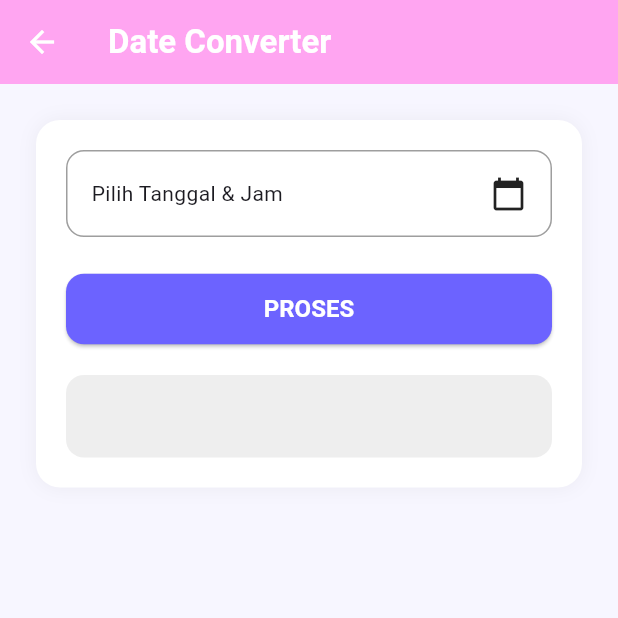
After one commit to Eskakar/TPM, a Flutter app: the DateConverter screen opened by its route, on a phone screen of 412 x 824 dp, the top half of it. The commit adds this screen. Run offline on Flutter 3.47's test engine with Material 3 defaults, Android fonts, the phone set to English and light mode, and no system bars.

Commit message:
weton hijiyah umur

```diff
--- a/lib/main.dart
+++ b/lib/main.dart
@@ -1,4 +1,5 @@
 import 'package:flutter/material.dart';
+import 'package:tpm_tugas2/screens/date_converter_screen.dart';
 import '../screens/login_screen.dart';
 import '../screens/home_screen.dart';
 import '../screens/calculator_screen.dart';
@@ -59,6 +60,7 @@ class MyApp extends StatelessWidget {
         '/character-counter': (context) => const CharacterCounterScreen(),
         '/stopwatch': (context) => const StopwatchScreen(),
         '/pyramid': (context) => const PyramidScreen(),
+        '/date-converter': (context) => const DateConverter(),
       },
     );
   }
--- /dev/null
+++ b/lib/screens/date_converter_screen.dart
@@ -0,0 +1,181 @@
+import 'package:flutter/material.dart';
+import 'package:tpm_tugas2/services/date_validator.dart';
+
+class DateConverter extends StatefulWidget {
+  const DateConverter({super.key});
+
+  @override
+  State<DateConverter> createState() => _DateConverterState();
+}
+
+class _DateConverterState extends State<DateConverter> {
+  DateTime? selectedDateTime;
+
+  String hasil = "";
+
+  @override
+  void dispose() {
+    super.dispose();
+  }
+
+
+  Future<void> pickDateTime(BuildContext context) async {
+    DateTime now = DateTime.now();
+    final date = await showDatePicker(
+      context: context,
+      initialDate: now,
+      firstDate: DateTime(1900),
+      lastDate: now,
+    );
+    if (date == null) return;
+
+    final time = await showTimePicker(
+      context: context,
+      initialTime: TimeOfDay.now(),
+    );
+
+    if (time == null) return;
+    setState(() {
+      selectedDateTime = DateTime(
+        date.year,
+        date.month,
+        date.day,
+        time.hour,
+        time.minute,
+      );
+    });
+  }
+
+
+  void proses() {
+    if(selectedDateTime == null){
+      _showSnackBar("Pilih tanggal terlebih dahulu");
+      return;
+    }
+    var date = DateHelper.parseValidDate(
+      tahun: selectedDateTime!.year,
+      bulan: selectedDateTime!.month,
+      hari: selectedDateTime!.day,
+      jam: selectedDateTime!.hour,
+      menit: selectedDateTime!.minute,
+    );
+    if (date == null) {
+      setState(() {
+        hasil = "";
+      });
+      _showSnackBar("Input tidak valid");
+      return;
+    }
+
+    var umur = DateHelper.hitungUmur(date);
+    var hijri = DateHelper.toHijriyah(date);
+    var weton = DateHelper.hitungWeton(date);
+
+    setState(() {
+      hasil = """
+      Umur: ${umur['tahun']} tahun ${umur['bulan']} bulan
+      Hijriyah: ${hijri['hari']}/${hijri['bulan']}/${hijri['tahun']}
+      Weton: ${weton['weton']}
+      """;
+    });
+  }
+
+  void _showSnackBar(String msg) {
+    ScaffoldMessenger.of(context).showSnackBar(
+      SnackBar(
+        content: Text(msg),
+        backgroundColor: Colors.redAccent,
+        behavior: SnackBarBehavior.floating,
+        shape: RoundedRectangleBorder(borderRadius: BorderRadius.circular(10)),
+      ),
+    );
+  }
+
+  @override
+  Widget build(BuildContext context) {
+    return Scaffold(
+      backgroundColor: const Color(0xFFF7F6FF),
+      appBar: AppBar(
+        backgroundColor: const Color.fromARGB(255, 255, 165, 241),
+        foregroundColor: Colors.white,
+        title: const Text('Date Converter', style: TextStyle(fontWeight: FontWeight.bold)),
+      ),
+      body: SingleChildScrollView(
+        padding: const EdgeInsets.all(24),
+        child: Column(
+          crossAxisAlignment: CrossAxisAlignment.stretch,
+          children: [
+            Container(
+              padding: const EdgeInsets.all(20),
+              decoration: BoxDecoration(
+                color: Colors.white,
+                borderRadius: BorderRadius.circular(16),
+                boxShadow: [
+                  BoxShadow(color: Colors.black.withValues(alpha: 0.05), blurRadius: 10),
+                ],
+              ),
+              child: Column(
+                crossAxisAlignment: CrossAxisAlignment.start,
+                children: [
+                  GestureDetector(
+                    onTap: () => pickDateTime(context),
+                    child: Container(
+                      padding: EdgeInsets.all(16),
+                      decoration: BoxDecoration(
+                        border: Border.all(color: Colors.grey),
+                        borderRadius: BorderRadius.circular(12),
+                      ),
+                      child: Row(
+                        mainAxisAlignment: MainAxisAlignment.spaceBetween,
+                        children: [
+                          Text(
+                            selectedDateTime == null
+                                ? "Pilih Tanggal & Jam"
+                                : "${selectedDateTime!.day}/${selectedDateTime!.month}/${selectedDateTime!.year} "
+                                  "${selectedDateTime!.hour}:${selectedDateTime!.minute}",
+                          ),
+                          Icon(Icons.calendar_today),
+                        ],
+                      ),
+                    ),
+                  ),
+
+
+                  const SizedBox(height: 24),
+
+                  SizedBox(
+                    width: double.infinity,
+                    child: ElevatedButton(
+                      onPressed: proses,
+                      style: ElevatedButton.styleFrom(
+                        padding: const EdgeInsets.symmetric(vertical: 14),
+                        shape: RoundedRectangleBorder(
+                          borderRadius: BorderRadius.circular(12),
+                        ),
+                      ),
+                      child: const Text("PROSES"),
+                    ),
+                  ),
+
+                  const SizedBox(height: 20),
+                  Container(
+                    width: double.infinity,
+                    padding: const EdgeInsets.all(16),
+                    decoration: BoxDecoration(
+                      borderRadius: BorderRadius.circular(12),
+                      color: Colors.grey.shade200,
+                    ),
+                    child: Text(
+                      hasil,
+                      style: const TextStyle(fontSize: 16),
+                    ),
+                  )
+                ],
+              ),
+            )
+          ],
+        ),
+      ),
+    );
+  }
+}
--- a/lib/screens/home_screen.dart
+++ b/lib/screens/home_screen.dart
@@ -35,6 +35,12 @@ class HomeScreen extends StatelessWidget {
       'icon': Icons.change_history_rounded,
       'color': Color(0xFF3D9EF5),
       'route': '/pyramid',
+    },
+    {
+      'title': 'Date\nConverter',
+      'icon': Icons.date_range_rounded,
+      'color': Color.fromARGB(255, 255, 165, 241),
+      'route': '/date-converter',
     },
   ];
 
--- a/lib/screens/number_checker_screen.dart
+++ b/lib/screens/number_checker_screen.dart
@@ -90,7 +90,7 @@ class _NumberCheckerScreenState extends State<NumberCheckerScreen> {
                 color: Colors.white,
                 borderRadius: BorderRadius.circular(16),
                 boxShadow: [
-                  BoxShadow(color: Colors.black.withOpacity(0.05), blurRadius: 10),
+                  BoxShadow(color: Colors.black.withValues(alpha: 0.05), blurRadius: 10),
                 ],
               ),
               child: Column(
```
Also changed, not shown: lib/services/date_validator.dart (added, +150 -0 lines).
